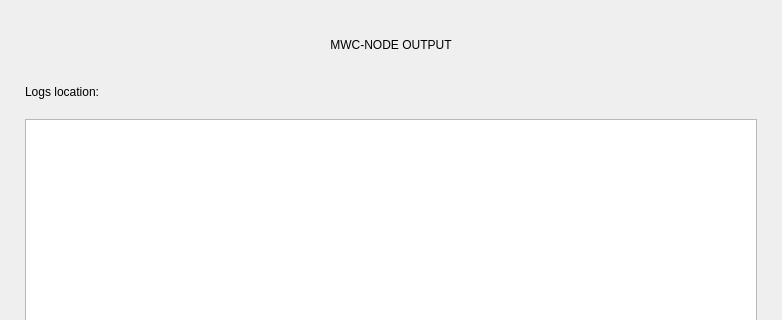
This is dialogs_desktop/u_mwcnodelogs.ui in 0xkobe/mwc-wallet as Qt 5 draws it before an edit; both pictures show x 0 to 782 and y 0 to 320 of the 782 by 579 pixel window. The edited form follows.
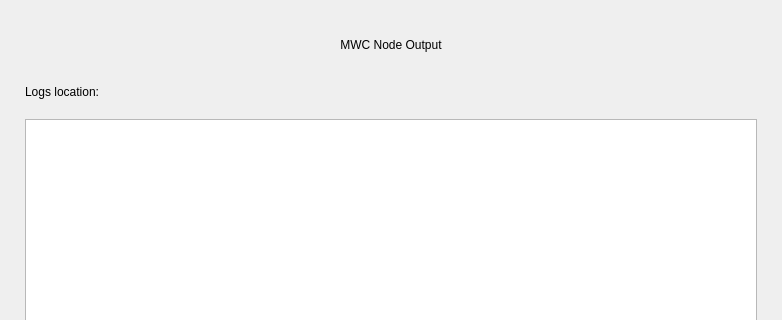
This is the edited form. Custom widgets are drawn as their Qt base class.

Diff of the .ui file:
```diff
--- a/dialogs_desktop/u_mwcnodelogs.ui
+++ b/dialogs_desktop/u_mwcnodelogs.ui
@@ -44,7 +44,7 @@
       </size>
      </property>
      <property name="text">
-      <string>MWC-NODE OUTPUT</string>
+      <string>MWC Node Output</string>
      </property>
      <property name="alignment">
       <set>Qt::AlignCenter</set>
```
